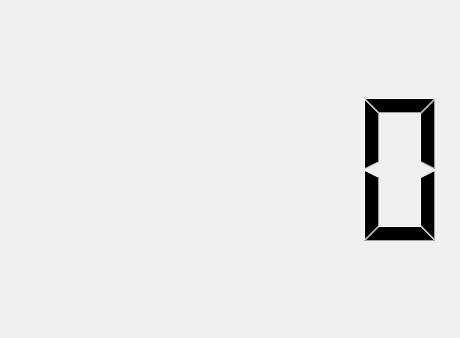
The window that mainwindow.ui (Waqar144/SimpleClockWidget) describes before a commit, drawn with Qt 5.
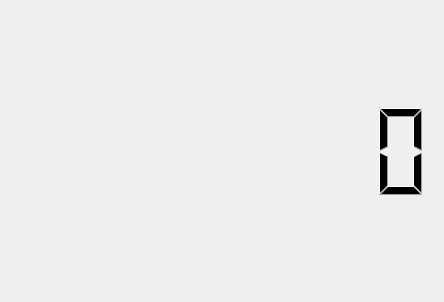
The same window after the commit.

```diff
--- a/mainwindow.ui
+++ b/mainwindow.ui
@@ -6,8 +6,8 @@
    <rect>
     <x>0</x>
     <y>0</y>
-    <width>460</width>
-    <height>338</height>
+    <width>444</width>
+    <height>302</height>
    </rect>
   </property>
   <property name="windowTitle">
@@ -20,6 +20,9 @@
       <property name="frameShape">
        <enum>QFrame::NoFrame</enum>
       </property>
+      <property name="digitCount">
+       <number>8</number>
+      </property>
      </widget>
     </item>
    </layout>
```
